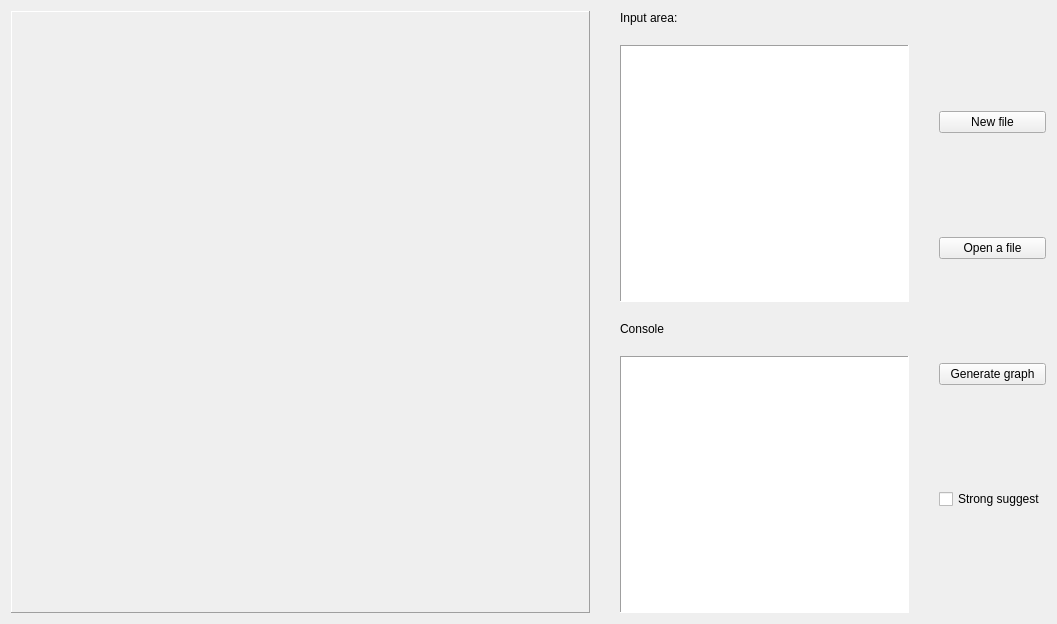
cloudyaaron/TXT2PED, file src/gui.ui: the form before one commit.
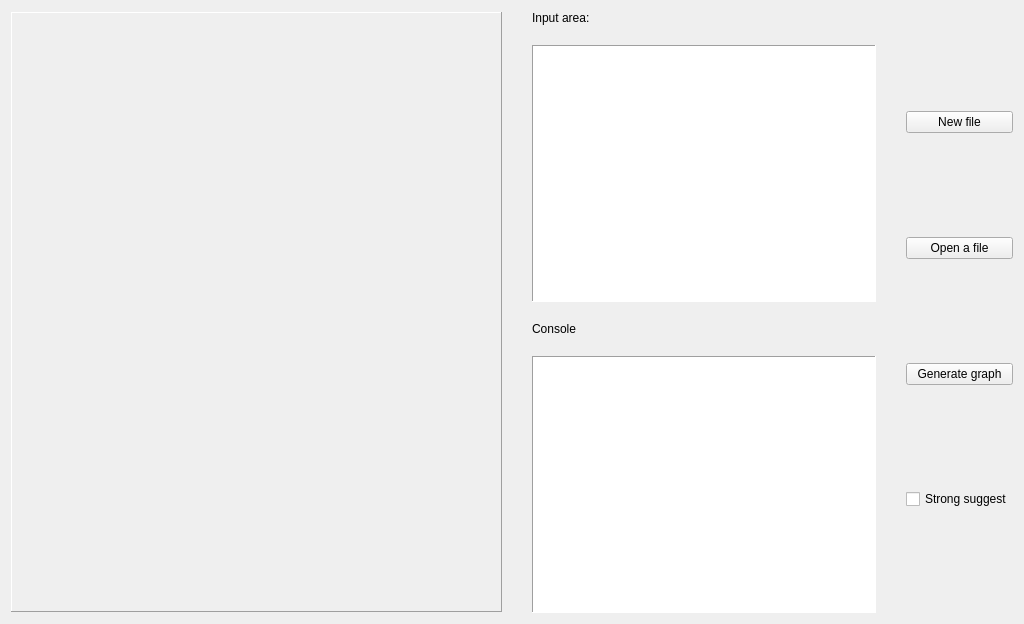
The form after the commit.

```diff
--- a/src/gui.ui
+++ b/src/gui.ui
@@ -6,7 +6,7 @@
    <rect>
     <x>0</x>
     <y>0</y>
-    <width>1057</width>
+    <width>1024</width>
     <height>624</height>
    </rect>
   </property>
@@ -16,10 +16,16 @@
     <verstretch>0</verstretch>
    </sizepolicy>
   </property>
+  <property name="minimumSize">
+   <size>
+    <width>800</width>
+    <height>600</height>
+   </size>
+  </property>
   <property name="maximumSize">
    <size>
-    <width>16777215</width>
-    <height>16777215</height>
+    <width>1366</width>
+    <height>768</height>
    </size>
   </property>
   <property name="windowTitle">
@@ -30,7 +36,7 @@
   </property>
   <layout class="QGridLayout" name="gridLayout">
    <item row="0" column="0">
-    <layout class="QHBoxLayout" name="Hbox" stretch="10,5,0">
+    <layout class="QHBoxLayout" name="Hbox" stretch="10,7,0">
      <property name="spacing">
       <number>30</number>
      </property>
@@ -38,8 +44,8 @@
       <widget class="QLabel" name="graphv">
        <property name="maximumSize">
         <size>
-         <width>800</width>
-         <height>800</height>
+         <width>600</width>
+         <height>600</height>
         </size>
        </property>
        <property name="frameShape">
```
